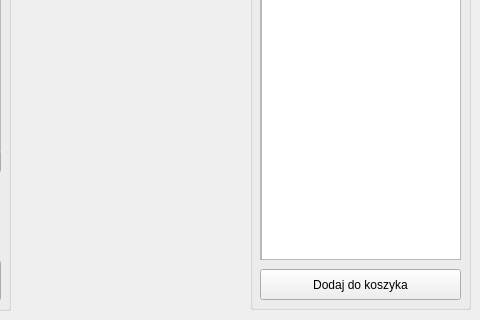
First picture: the form in ShoppedOUT/sklepwindow.ui, repository Filemon279/ProjektCpp, before the edit; both pictures show x 320 to 800 and y 280 to 600 of the 800 by 600 pixel window.
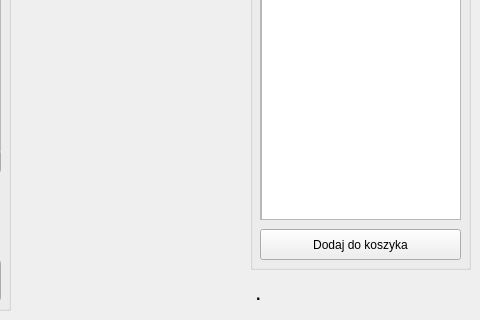
Second picture: the form after the edit. Icons and pictures are not drawn.

Patch:
```diff
--- a/ShoppedOUT/sklepwindow.ui
+++ b/ShoppedOUT/sklepwindow.ui
@@ -218,7 +218,7 @@
      <x>570</x>
      <y>19</y>
      <width>221</width>
-     <height>571</height>
+     <height>531</height>
     </rect>
    </property>
    <property name="font">
@@ -263,7 +263,7 @@
     <property name="geometry">
      <rect>
       <x>10</x>
-      <y>530</y>
+      <y>490</y>
       <width>201</width>
       <height>31</height>
      </rect>
@@ -278,7 +278,7 @@
       <x>10</x>
       <y>90</y>
       <width>201</width>
-      <height>431</height>
+      <height>391</height>
      </rect>
     </property>
     <property name="widgetResizable">
@@ -290,7 +290,7 @@
        <x>0</x>
        <y>0</y>
        <width>199</width>
-       <height>429</height>
+       <height>389</height>
       </rect>
      </property>
      <widget class="QTableView" name="tableView">
@@ -299,13 +299,34 @@
         <x>0</x>
         <y>0</y>
         <width>201</width>
-        <height>431</height>
+        <height>391</height>
        </rect>
       </property>
      </widget>
     </widget>
    </widget>
   </widget>
+  <widget class="QLabel" name="StanPolaczenia">
+   <property name="geometry">
+    <rect>
+     <x>576</x>
+     <y>559</y>
+     <width>211</width>
+     <height>31</height>
+    </rect>
+   </property>
+   <property name="font">
+    <font>
+     <family>Arial</family>
+     <pointsize>12</pointsize>
+     <weight>75</weight>
+     <bold>true</bold>
+    </font>
+   </property>
+   <property name="text">
+    <string>.</string>
+   </property>
+  </widget>
  </widget>
  <resources/>
  <connections/>
```
Left out of the diff: 3 changed lines with no effect on the pictures.
